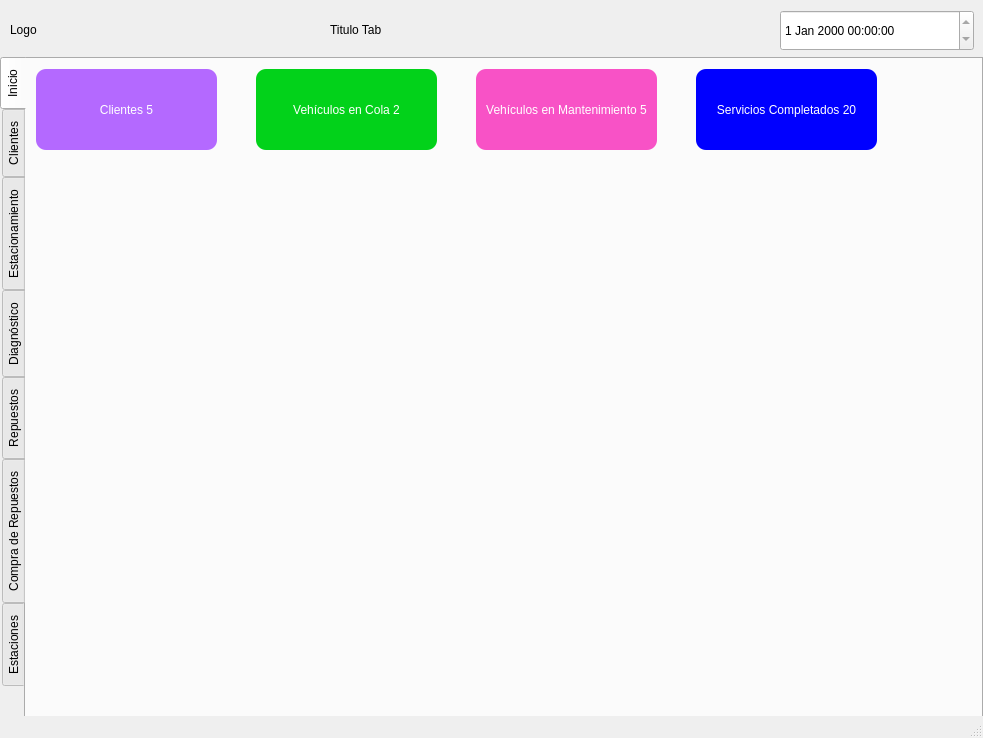
The window that src/taller/taller.ui (gabrielmj23/taller-mecanico-so) describes before a commit, drawn with Qt 5.
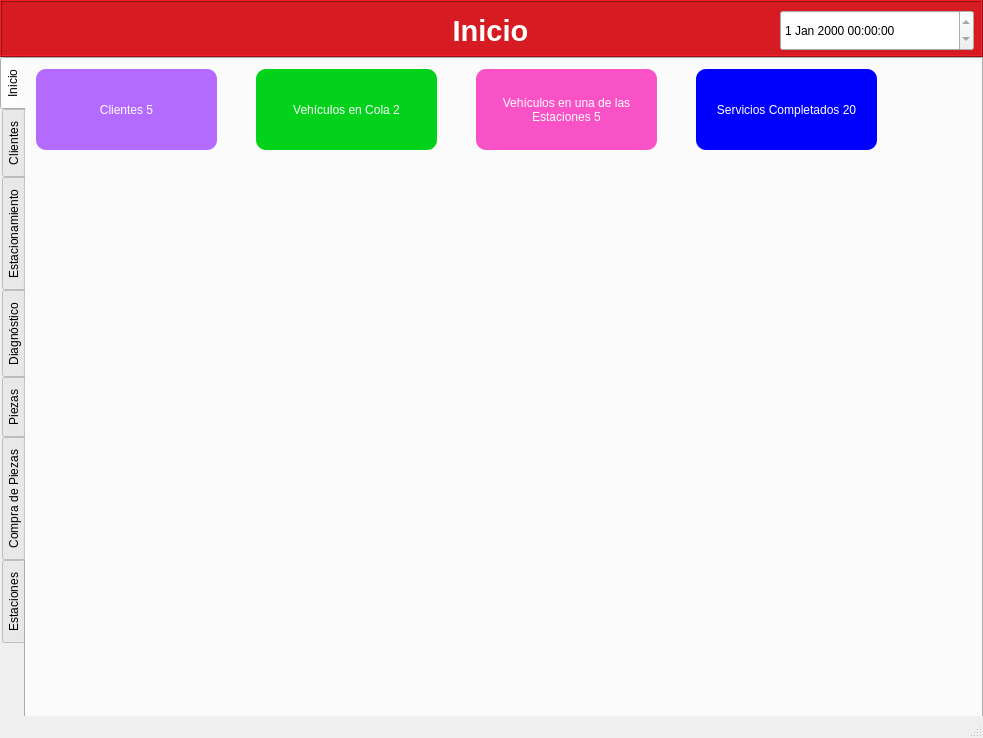
The same window after the commit. The open tabs and pages were chosen to show the change.

Commit message: titulo dinamico con titulo de tab

Patch:
```diff
--- a/src/taller/taller.ui
+++ b/src/taller/taller.ui
@@ -163,11 +163,14 @@
        <enum>QFrame::Raised</enum>
       </property>
       <property name="text">
-       <string>Vehículos en Mantenimiento 5</string>
+       <string>Vehículos en una de las Estaciones 5</string>
       </property>
       <property name="alignment">
        <set>Qt::AlignCenter</set>
       </property>
+      <property name="wordWrap">
+       <bool>true</bool>
+      </property>
      </widget>
      <widget class="QLabel" name="label_6">
       <property name="geometry">
@@ -227,12 +230,12 @@
     </widget>
     <widget class="QWidget" name="tab_5">
      <attribute name="title">
-      <string>Repuestos</string>
+      <string>Piezas</string>
      </attribute>
     </widget>
     <widget class="QWidget" name="tab_6">
      <attribute name="title">
-      <string>Compra de Repuestos</string>
+      <string>Compra de Piezas</string>
      </attribute>
     </widget>
     <widget class="QWidget" name="tab_7">
@@ -241,6 +244,49 @@
      </attribute>
     </widget>
    </widget>
+   <widget class="QLabel" name="label_7">
+    <property name="geometry">
+     <rect>
+      <x>0</x>
+      <y>0</y>
+      <width>983</width>
+      <height>57</height>
+     </rect>
+    </property>
+    <property name="font">
+     <font>
+      <fontweight>Black</fontweight>
+     </font>
+    </property>
+    <property name="layoutDirection">
+     <enum>Qt::LeftToRight</enum>
+    </property>
+    <property name="autoFillBackground">
+     <bool>false</bool>
+    </property>
+    <property name="styleSheet">
+     <string notr="true">background-color: rgb(214, 27, 34);
+
+border-color: qlineargradient(spread:pad, x1:0, y1:0, x2:1, y2:0, stop:0 rgba(0, 0, 0, 255), stop:1 rgba(255, 255, 255, 255));
+
+</string>
+    </property>
+    <property name="frameShape">
+     <enum>QFrame::Box</enum>
+    </property>
+    <property name="frameShadow">
+     <enum>QFrame::Raised</enum>
+    </property>
+    <property name="text">
+     <string/>
+    </property>
+    <property name="alignment">
+     <set>Qt::AlignCenter</set>
+    </property>
+    <property name="wordWrap">
+     <bool>true</bool>
+    </property>
+   </widget>
    <widget class="QDateTimeEdit" name="dateTimeEdit">
     <property name="geometry">
      <rect>
@@ -254,30 +300,32 @@
      <bool>true</bool>
     </property>
    </widget>
-   <widget class="QLabel" name="label">
-    <property name="geometry">
-     <rect>
-      <x>10</x>
-      <y>20</y>
-      <width>63</width>
-      <height>20</height>
-     </rect>
-    </property>
-    <property name="text">
-     <string>Logo</string>
-    </property>
-   </widget>
    <widget class="QLabel" name="label_2">
     <property name="geometry">
      <rect>
-      <x>330</x>
-      <y>20</y>
-      <width>161</width>
-      <height>20</height>
+      <x>0</x>
+      <y>10</y>
+      <width>981</width>
+      <height>41</height>
      </rect>
     </property>
+    <property name="font">
+     <font>
+      <pointsize>22</pointsize>
+      <bold>true</bold>
+     </font>
+    </property>
+    <property name="styleSheet">
+     <string notr="true">color: rgb(255, 255, 255);</string>
+    </property>
+    <property name="locale">
+     <locale language="Spanish" country="Venezuela"/>
+    </property>
     <property name="text">
-     <string>Titulo Tab</string>
+     <string>Inicio</string>
+    </property>
+    <property name="alignment">
+     <set>Qt::AlignCenter</set>
     </property>
    </widget>
   </widget>
```
Left out of the diff: 11 changed lines with no effect on the pictures. The commit also changes 8 other files.
